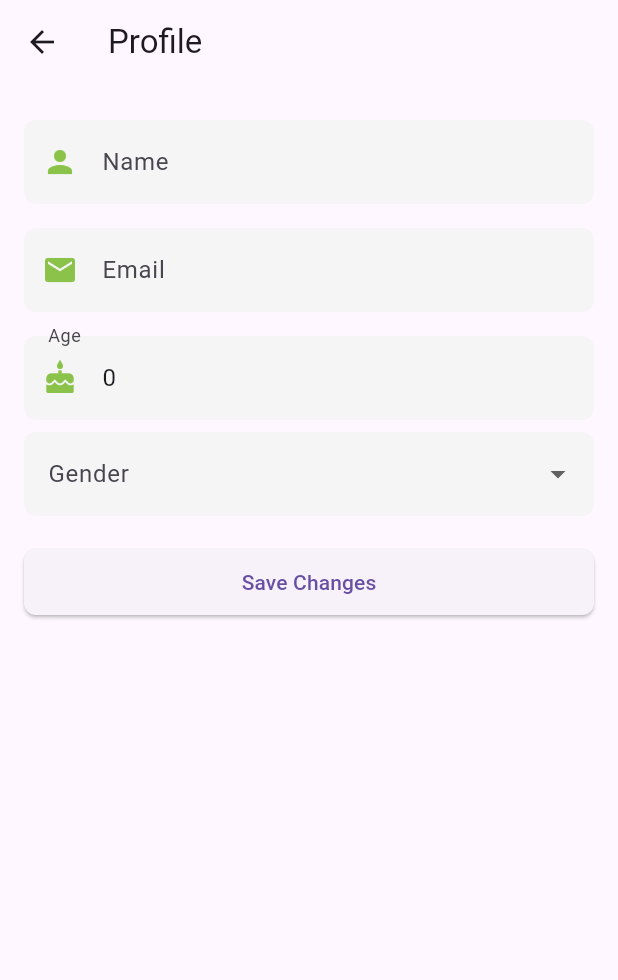
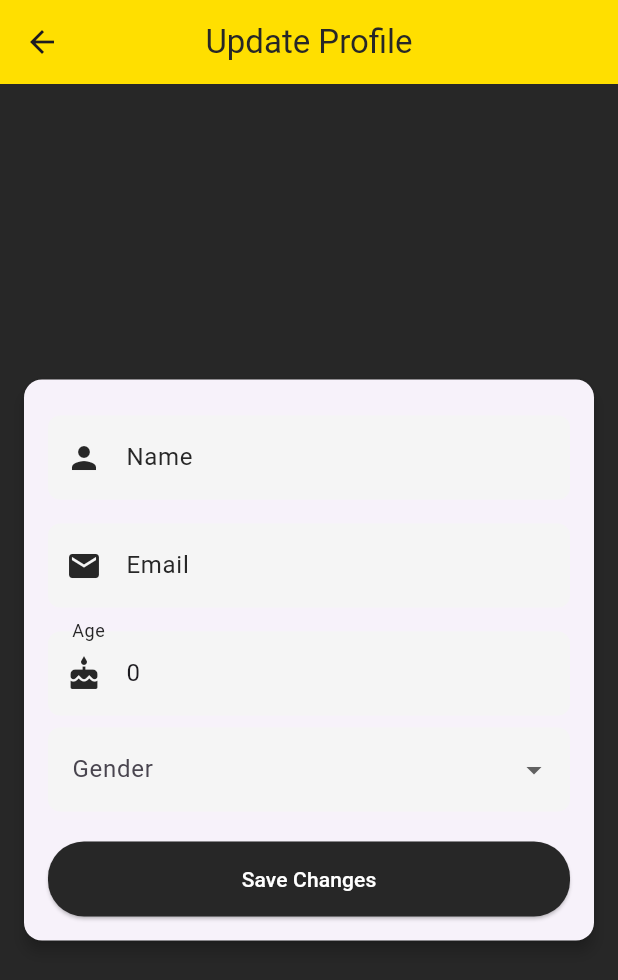
Before and after one commit to PiyushPratap10/health_diagnosis_chat_application, a Flutter app: the ProfileViewScreen screen opened by its route, after a tap on "Update Profile", on a phone screen of 412 x 824 dp. Shown: the top 980 px of the screen. Run offline on Flutter 3.47's test engine with Material 3 defaults, Android fonts, the phone set to English and light mode, and no system bars; our stand-ins replace dio, fluttertoast, shared_preferences; accounts and stored records are empty; network calls fail.

Commit message:
User update logic added and Color changes in the UI

```diff
--- a/lib/screens/profile_screen.dart
+++ b/lib/screens/profile_screen.dart
@@ -1,4 +1,5 @@
 import 'package:flutter/material.dart';
+import 'package:healthwise_ai/api/api_service.dart';
 import 'package:provider/provider.dart';
 import '../models/user.dart';
 import '../providers/user_provider.dart';
@@ -14,6 +15,8 @@
   late TextEditingController _emailController;
   late TextEditingController _ageController;
   String? _gender;
+  final apiService = ApiService();
+  bool updated = false;
 
   @override
   void initState() {
@@ -25,8 +28,17 @@
     _gender = user.gender;
   }
 
-  void _updateProfile() {
+  void _updateProfile() async {
     final userProvider = Provider.of<UserProvider>(context, listen: false);
+
+    final result = await apiService.updateUserProfile(
+        userProvider.user!.userId!,
+        _nameController.text,
+        int.tryParse(_ageController.text)!,
+        _gender!,
+        _emailController.text);
+
+    if (result!.isNotEmpty) {
       final updatedUser = User(
         name: _nameController.text,
         email: _emailController.text,
@@ -39,15 +51,33 @@
       ScaffoldMessenger.of(context).showSnackBar(
         SnackBar(content: Text('Profile updated successfully')),
       );
+      setState(() {
+        updated = true;
+      });
+      if (updated) Navigator.pop(context);
+    }
   }
 
   @override
   Widget build(BuildContext context) {
     return Scaffold(
-      appBar: AppBar(title: Text('Profile')),
-      body: Padding(
+      backgroundColor: const Color.fromARGB(255, 39, 39, 39),
+      appBar: AppBar(title: Text('Update Profile',style: TextStyle(color: const Color.fromARGB(255, 39, 39, 39)),),centerTitle: true,backgroundColor: Color.fromARGB(255, 255, 223, 0),),
+      body: Center(
+        child: LayoutBuilder(
+          builder: (context, constraints) {
+            final width = constraints.maxWidth > 600 ? 600.0 : constraints.maxWidth;
+            return Card(
+              elevation: 4,
+              margin: EdgeInsets.all(16),
+              shape: RoundedRectangleBorder(
+                borderRadius: BorderRadius.circular(12),
+              ),
+              child: Container(
+                width: width,
                 padding: const EdgeInsets.all(16.0),
                 child: ListView(
+                  shrinkWrap: true,
                   children: [
                     CustomTextField(
                       labelText: 'Name',
@@ -58,7 +88,7 @@
                       labelText: 'Email',
                       controller: _emailController,
                       icon: Icons.email,
-              keyboardType: TextInputType.emailAddress,// Disable editing for email
+                      keyboardType: TextInputType.emailAddress,
                     ),
                     CustomTextField(
                       labelText: 'Age',
@@ -88,11 +118,15 @@
                     SizedBox(height: 20),
                     ElevatedButton(
                       onPressed: _updateProfile,
-              child: Text('Save Changes'),
+                      child: Text('Save Changes',style: TextStyle(color: Colors.white),),
                       style: ElevatedButton.styleFrom(
+                          backgroundColor: const Color.fromARGB(255, 39, 39, 39),
+                          shadowColor: null,
+                          minimumSize: Size(200, 50),
+                          maximumSize: Size(300, 50),
                           padding: EdgeInsets.symmetric(vertical: 12),
                           shape: RoundedRectangleBorder(
-                  borderRadius: BorderRadius.circular(8),
+                            borderRadius: BorderRadius.circular(24),
                           ),
                         ),
                     ),
@@ -100,5 +134,9 @@
                 ),
               ),
             );
+          },
+        ),
+      ),
+    );
   }
 }
--- a/lib/screens/profile_view_screen.dart
+++ b/lib/screens/profile_view_screen.dart
@@ -15,10 +15,10 @@ class ProfileViewScreen extends StatelessWidget {
       appBar: AppBar(
         title: const Text(
           'Profile',
-          style: TextStyle(color: Colors.white),
+          style: TextStyle(color: const Color.fromARGB(255, 39, 39, 39)),
         ),
-        iconTheme: const IconThemeData(color: Colors.white),
-        backgroundColor: const Color.fromARGB(255, 27, 201, 0),
+        iconTheme: const IconThemeData(color: const Color.fromARGB(255, 39, 39, 39)),
+        backgroundColor: Color.fromARGB(255, 255, 223, 0),
         centerTitle: true,
       ),
       body: user == null
@@ -28,7 +28,7 @@ class ProfileViewScreen extends StatelessWidget {
                 final isLargeScreen = constraints.maxWidth > 600;
                 return Center(
                   child: Card(
-                    color: const Color.fromARGB(255, 62, 62, 62),
+                    color: Colors.white,
                     margin: const EdgeInsets.symmetric(horizontal: 20),
                     elevation: 8,
                     shape: RoundedRectangleBorder(
@@ -41,14 +41,14 @@ class ProfileViewScreen extends StatelessWidget {
                         mainAxisSize: MainAxisSize.min,
                         crossAxisAlignment: CrossAxisAlignment.start,
                         children: [
-                          Center(
+                          const Center(
                             child: CircleAvatar(
                               radius: 50,
-                              backgroundColor: Colors.grey[300],
+                              backgroundColor: const Color.fromARGB(255, 39, 39, 39),
                               child: Icon(
                                 Icons.person,
                                 size: 50,
-                                color: Colors.grey[800],
+                                color: const Color.fromARGB(255, 255, 255, 255),
                               ),
                             ),
                           ),
@@ -57,7 +57,7 @@ class ProfileViewScreen extends StatelessWidget {
                             "Name: ${user.name}",
                             style: const TextStyle(
                               fontSize: 18,
-                              color: Colors.white,
+                              color: const Color.fromARGB(255, 39, 39, 39),
                               fontWeight: FontWeight.w500,
                             ),
                           ),
@@ -65,7 +65,7 @@ class ProfileViewScreen extends StatelessWidget {
                           Text(
                             "Email: ${user.email}",
                             style: const TextStyle(
-                              color: Colors.white,
+                              color: const Color.fromARGB(255, 39, 39, 39),
                               fontSize: 18,
                               fontWeight: FontWeight.w500,
                             ),
@@ -74,7 +74,7 @@ class ProfileViewScreen extends StatelessWidget {
                           Text(
                             "Age: ${user.age != null ? user.age.toString() : 'Not specified'}",
                             style: const TextStyle(
-                              color: Colors.white,
+                              color: const Color.fromARGB(255, 39, 39, 39),
                               fontSize: 18,
                               fontWeight: FontWeight.w500,
                             ),
@@ -83,7 +83,7 @@ class ProfileViewScreen extends StatelessWidget {
                           Text(
                             "Gender: ${user.gender ?? 'Not specified'}",
                             style: const TextStyle(
-                              color: Colors.white,
+                              color: const Color.fromARGB(255, 39, 39, 39),
                               fontSize: 18,
                               fontWeight: FontWeight.w500,
                             ),
@@ -99,7 +99,7 @@ class ProfileViewScreen extends StatelessWidget {
                                 },
                                 style: ElevatedButton.styleFrom(
                                   backgroundColor:
-                                      const Color.fromARGB(255, 27, 201, 0),
+                                      const Color.fromARGB(255, 39, 39, 39),
                                   shape: RoundedRectangleBorder(
                                     borderRadius: BorderRadius.circular(10),
                                   ),
@@ -108,7 +108,7 @@ class ProfileViewScreen extends StatelessWidget {
                                   "Update Profile",
                                   style: TextStyle(
                                       color: Colors.white,
-                                      fontWeight: FontWeight.w600),
+                                      fontWeight: FontWeight.w500),
                                 ),
                               ),
                               ElevatedButton(
@@ -126,7 +126,7 @@ class ProfileViewScreen extends StatelessWidget {
                                   "Log Out",
                                   style: TextStyle(
                                       color: Colors.white,
-                                      fontWeight: FontWeight.w600),
+                                      fontWeight: FontWeight.w500),
                                 ),
                               ),
                             ],
--- a/lib/widgets/custom_text_field.dart
+++ b/lib/widgets/custom_text_field.dart
@@ -29,17 +29,18 @@ class CustomTextField extends StatelessWidget {
         keyboardType: keyboardType,
         validator: validator,
         decoration: InputDecoration(
+          labelStyle: TextStyle(color:const Color.fromARGB(255, 39, 39, 39) ),
           labelText: labelText,
-          prefixIcon: icon != null ? Icon(icon, color: Colors.lightGreen) : null,
+          prefixIcon: icon != null ? Icon(icon, color: const Color.fromARGB(255, 39, 39, 39)) : null,
           filled: true,
-          fillColor: Colors.grey[100],
+          fillColor: Colors.grey[150],
           border: OutlineInputBorder(
             borderRadius: BorderRadius.circular(8),
             borderSide: BorderSide.none,
           ),
           focusedBorder: OutlineInputBorder(
             borderRadius: BorderRadius.circular(8),
-            borderSide: BorderSide(color: Colors.lightGreen, width: 1.5),
+            borderSide: BorderSide(color: const Color.fromARGB(255, 39, 39, 39), width: 1.5),
           ),
         ),
       ),
```
Also changed, not shown: lib/api/api_service.dart (+22 -12 lines), lib/screens/chat_screen.dart (+12 -14 lines), lib/screens/login_screen.dart (+27 -6 lines), lib/screens/register_screen.dart (+34 -12 lines), lib/widgets/message_bubble.dart (+9 -3 lines). Lines whose indentation alone changed are shown as unchanged.
